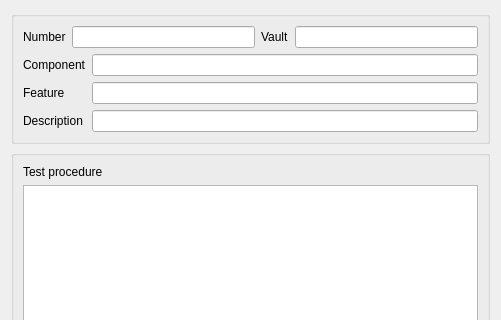
acraig5075/kbutwa-utils, file viewtestdlg.ui: the form before one commit; both pictures show x 0 to 501 and y 0 to 320 of the 501 by 489 pixel window.
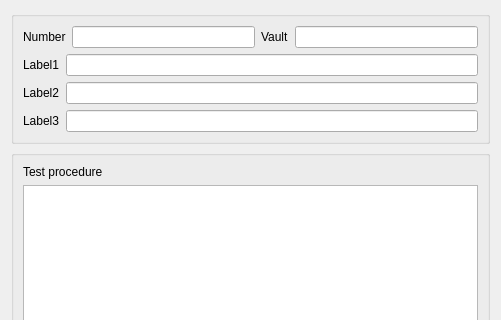
The form after the commit.

```diff
--- a/viewtestdlg.ui
+++ b/viewtestdlg.ui
@@ -49,7 +49,7 @@
         <item row="0" column="0">
          <widget class="QLabel" name="label_3">
           <property name="text">
-           <string>Component</string>
+           <string>Label1</string>
           </property>
          </widget>
         </item>
@@ -59,7 +59,7 @@
         <item row="1" column="0">
          <widget class="QLabel" name="label_4">
           <property name="text">
-           <string>Feature</string>
+           <string>Label2</string>
           </property>
          </widget>
         </item>
@@ -69,7 +69,7 @@
         <item row="2" column="0">
          <widget class="QLabel" name="label_5">
           <property name="text">
-           <string>Description</string>
+           <string>Label3</string>
           </property>
          </widget>
         </item>
```
Left out of the diff: 12 changed lines with no effect on the pictures.
